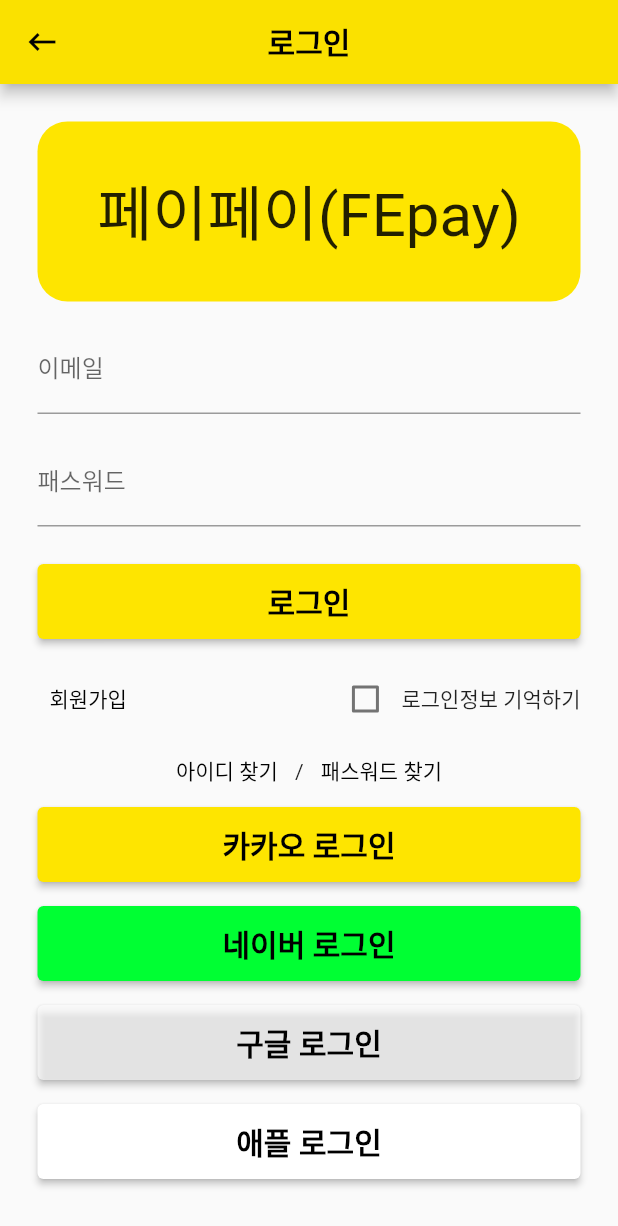
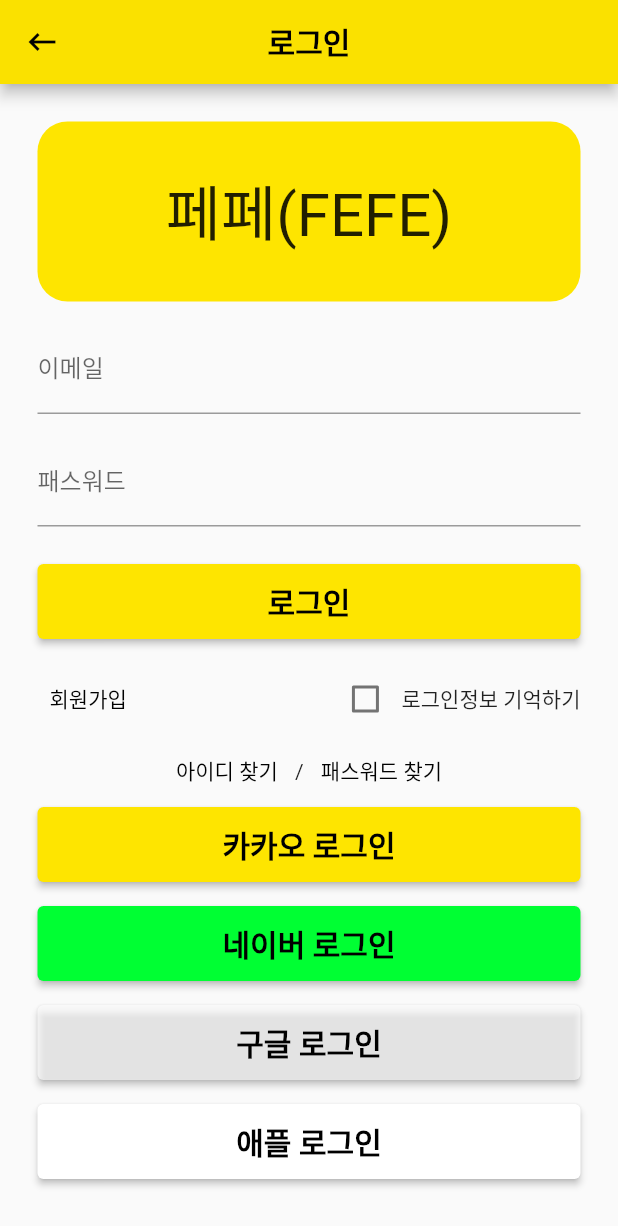
Before and after one commit to FEFastEasy/FEFE, a Flutter app: the Login screen opened directly, on a phone screen of 412 x 824 dp. Shown: the top 1226 px of the screen. Run offline on Flutter 3.47's test engine with Material 2 defaults, Android fonts, the light colour scheme and no system bars; our stand-ins replace image_picker; missing offline and left inert: qr_code_scanner.

Commit message:
230923_login signup create

```diff
--- a/lib/login/login.dart
+++ b/lib/login/login.dart
@@ -1,5 +1,6 @@
 import 'package:flutter/material.dart';
 import 'package:fefe/order/order.dart';
+import 'package:fefe/login/signup.dart';
 
 class Login extends StatefulWidget {
   const Login({Key? key}) : super(key: key);
@@ -85,7 +86,7 @@
               children: [
                 TextButton(
                   onPressed: () {
-                    // 회원가입 버튼 동작
+                    Navigator.pushReplacement(context, MaterialPageRoute(builder: (context) => Signup()));
                   },
                   style: TextButton.styleFrom(
                     primary: Colors.black,
@@ -173,7 +174,7 @@
       ),
       child: Center(
         child: Text(
-          "페이페이(FEpay)",
+          "페페(FEFE)",
           style: TextStyle(
             fontSize: 40,
           ),
```
